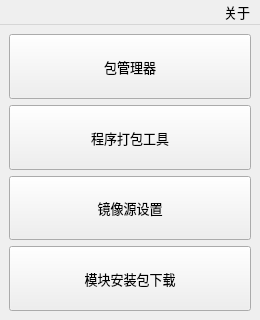
This is ui/main_entrance.ui in hrpzcf/AwesomePyKit as Qt 5 draws it before an edit. The edited form follows.
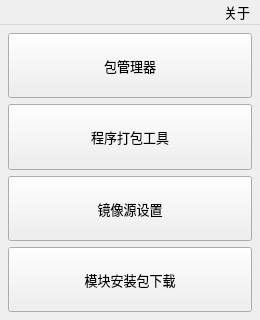
This is the edited form.

```diff
--- a/ui/main_entrance.ui
+++ b/ui/main_entrance.ui
@@ -33,6 +33,18 @@
   </property>
   <widget class="QWidget" name="centralwidget">
    <layout class="QVBoxLayout" name="verticalLayout_2">
+    <property name="leftMargin">
+     <number>8</number>
+    </property>
+    <property name="topMargin">
+     <number>8</number>
+    </property>
+    <property name="rightMargin">
+     <number>8</number>
+    </property>
+    <property name="bottomMargin">
+     <number>8</number>
+    </property>
     <item>
      <layout class="QVBoxLayout" name="verticalLayout">
       <item>
```
